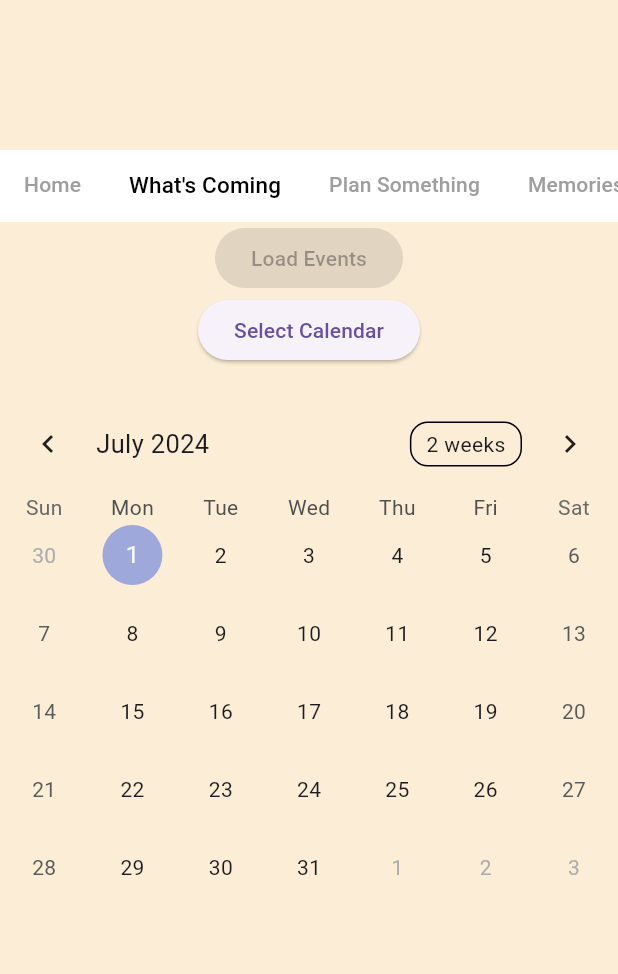
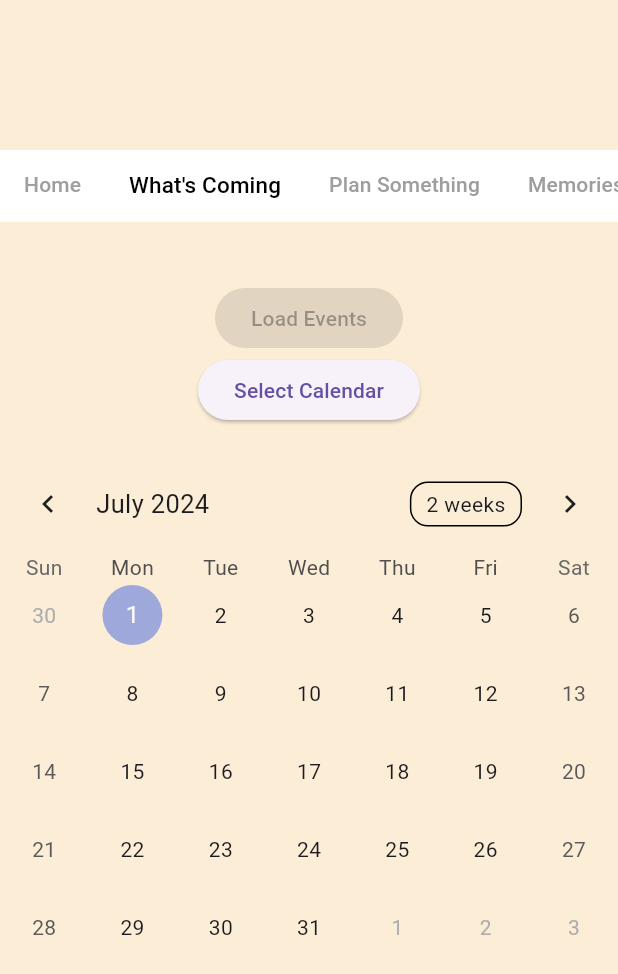
Before and after one commit to jeffreysaeteros/flutter-tutorial, a Flutter app: the screen it shows after launch, tab 2 chosen, on a phone screen of 412 x 824 dp. Shown: the top 974 px of the screen. Run offline on Flutter 3.47's test engine with Material 3 defaults, Android fonts, the phone set to English and light mode, and no system bars; drawn by our look-alikes of table_calendar; our stand-ins replace firebase_core; missing offline and left inert: device_calendar; accounts and stored records are empty.

Commit message:
add sized box to load events

```diff
--- a/lib/coming/coming.dart
+++ b/lib/coming/coming.dart
@@ -31,6 +31,7 @@ class _ComingPageState extends State<ComingPage> {
         child: Column(
           mainAxisAlignment: MainAxisAlignment.center,
           children: [
+            const SizedBox(height: 40),
             ElevatedButton(
               onPressed: _selectedCalendarId != null
                   ? () => _retrieveEvents(_selectedDay)
```
